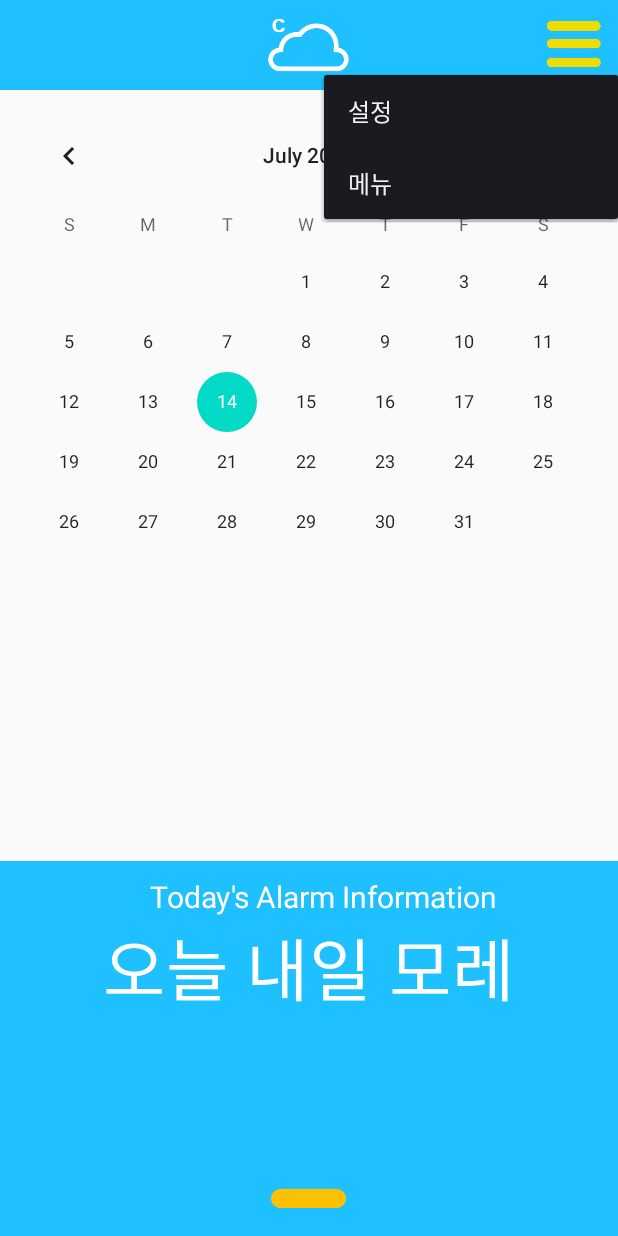
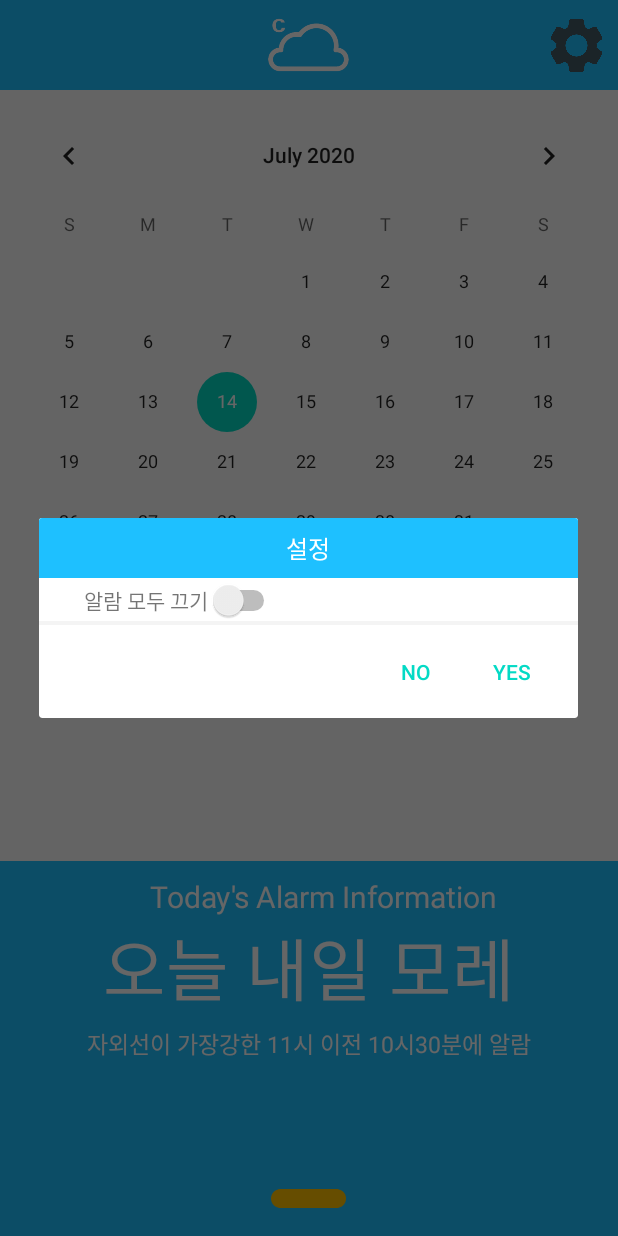
Before and after one commit to jhy068139/CAT, an Android app: the screen it shows after launch (MainActivity), after a tap on an icon or button, on a phone screen of 412 x 824 dp. Run offline under Robolectric (Android 15) with nearby library versions, the phone set to English and light mode, and no system bars.

Commit message:
설정창 삭제&팝업창으로 대체

```diff
--- a/CAT/app/src/main/java/com/example/cat/MainActivity.java
+++ b/CAT/app/src/main/java/com/example/cat/MainActivity.java
@@ -43,10 +43,10 @@ public class MainActivity extends AppCompatActivity {
 
     ListAdapter listAdapter;
 
-    private void createNote(String tag,String note,String SettingTime) {
+    private void createNote(String tag, String note, String SettingTime) {
         // inserting note in db and getting
         // newly inserted note id
-        long id = db.insertNote(tag, note,SettingTime);
+        long id = db.insertNote(tag, note, SettingTime);
 
         // get the newly inserted note from db
         Note n = db.getNote(id);
@@ -63,6 +63,7 @@ public class MainActivity extends AppCompatActivity {
 
         }
     }
+
     /**
      * Toggling list and empty notes view
      */
@@ -101,7 +102,7 @@ public class MainActivity extends AppCompatActivity {
             @Override
             public boolean onItemLongClick(AdapterView<?> parent, View view, int position, long id) {
                 deleteNote(position);
-                Toast.makeText(getApplication(), "ast",Toast.LENGTH_SHORT).show();
+                Toast.makeText(getApplication(), "ast", Toast.LENGTH_SHORT).show();
 
                 return false;
 
@@ -111,15 +112,9 @@ public class MainActivity extends AppCompatActivity {
         itemMenu.setOnClickListener(new View.OnClickListener() {
                                         @Override
                                         public void onClick(View v) {
-                PopupMenu p = new PopupMenu(
-                        getApplicationContext(), // 현재 화면의 제어권자
-                        v); // anchor : 팝업을 띄울 기준될 위젯
-                getMenuInflater().inflate(R.menu.item, p.getMenu());
+
                                             // 이벤트 처리
-                p.setOnMenuItemClickListener(new PopupMenu.OnMenuItemClickListener() {
-                    @Override
-                    public boolean onMenuItemClick(MenuItem item) {
-                        if (item.getTitle().toString().equals("설정") ){
+
                                             AlertDialog.Builder aBuilder = new AlertDialog.Builder(MainActivity.this);
                                             View mView = getLayoutInflater().inflate(R.layout.setting_dialog, null);
                                             // 스피너 설정
@@ -139,7 +134,6 @@ public class MainActivity extends AppCompatActivity {
                                             });
 
 
-
 // 취소 버튼 설정
                                             aBuilder.setNegativeButton("No", new DialogInterface.OnClickListener() {
                                                 @Override
@@ -152,30 +146,21 @@ public class MainActivity extends AppCompatActivity {
                                             AlertDialog dialog = aBuilder.create();
                                             dialog.show();
                                         }
-                        Toast.makeText(getApplicationContext(),
-                                "팝업메뉴 이벤트 처리 - "
-                                        + item.getTitle(),
-                                Toast.LENGTH_SHORT).show();
-                        return false;
-                    }
                                     });
 
 
-                p.show(); // 메뉴를 띄우기
 
-            }
-        });
-
-
-        calMenu = (CalendarView) findViewById(R.id.calMenu);
+    calMenu =(CalendarView)findViewById(R.id.calMenu);
 
 
 
 
         calMenu.setOnDateChangeListener(new CalendarView.OnDateChangeListener() // 날짜 선택 이벤트
+
     {
         @Override
-            public void onSelectedDayChange(@NonNull CalendarView view, int year, int month, int dayOfMonth) {
+        public void onSelectedDayChange (@NonNull CalendarView view,int year, int month,
+        int dayOfMonth){
         final String date = year + "/" + (month + 1) + "/" + dayOfMonth;
 
         AlertDialog.Builder aBuilder = new AlertDialog.Builder(MainActivity.this);
@@ -199,13 +184,12 @@ public class MainActivity extends AppCompatActivity {
                 String selItem = (String) sp.getSelectedItem();
                 String value = mesgase.getText().toString();
 
-                        createNote(selItem,value,date);
+                createNote(selItem, value, date);
                 dialog.dismiss();
 
                 //닫기
             }
         });
-
 
 
 // 취소 버튼 설정
--- a/CAT/app/src/main/res/layout/activity_main.xml
+++ b/CAT/app/src/main/res/layout/activity_main.xml
@@ -26,9 +26,9 @@
             app:layout_constraintBottom_toBottomOf="parent"
             app:layout_constraintTop_toTopOf="parent"
             app:layout_constraintRight_toRightOf="parent"
-            android:src="@drawable/menu2"
-            android:layout_width="40dp"
-            android:layout_height="40dp">
+            android:src="@drawable/setting"
+            android:layout_width="35dp"
+            android:layout_height="35dp">
         </ImageView>
     </androidx.constraintlayout.widget.ConstraintLayout>
     <CalendarView
@@ -65,6 +65,7 @@
             android:layout_height="wrap_content">
         </TextView>
         <androidx.constraintlayout.widget.ConstraintLayout
+            android:id="@+id/set"
             app:layout_constraintTop_toBottomOf="@+id/txt"
             android:layout_width="match_parent"
             android:layout_height="wrap_content">
@@ -82,6 +83,17 @@
             </TextView>
 
         </androidx.constraintlayout.widget.ConstraintLayout>
+        <TextView
+            android:layout_marginTop="5dp"
+            android:textColor="#FFFFFF"
+            android:textSize="15dp"
+            app:layout_constraintRight_toRightOf="parent"
+            app:layout_constraintLeft_toLeftOf="parent"
+            app:layout_constraintTop_toBottomOf="@+id/set"
+            android:text="자외선이 가장강한 11시 이전 10시30분에 알람"
+            android:layout_width="wrap_content"
+            android:layout_height="wrap_content">
+        </TextView>
 
     </androidx.constraintlayout.widget.ConstraintLayout>
 
```
Also changed, not shown: CAT/app/src/main/res/drawable-v24/setting.png (added). Lines whose indentation alone changed are shown as unchanged.
